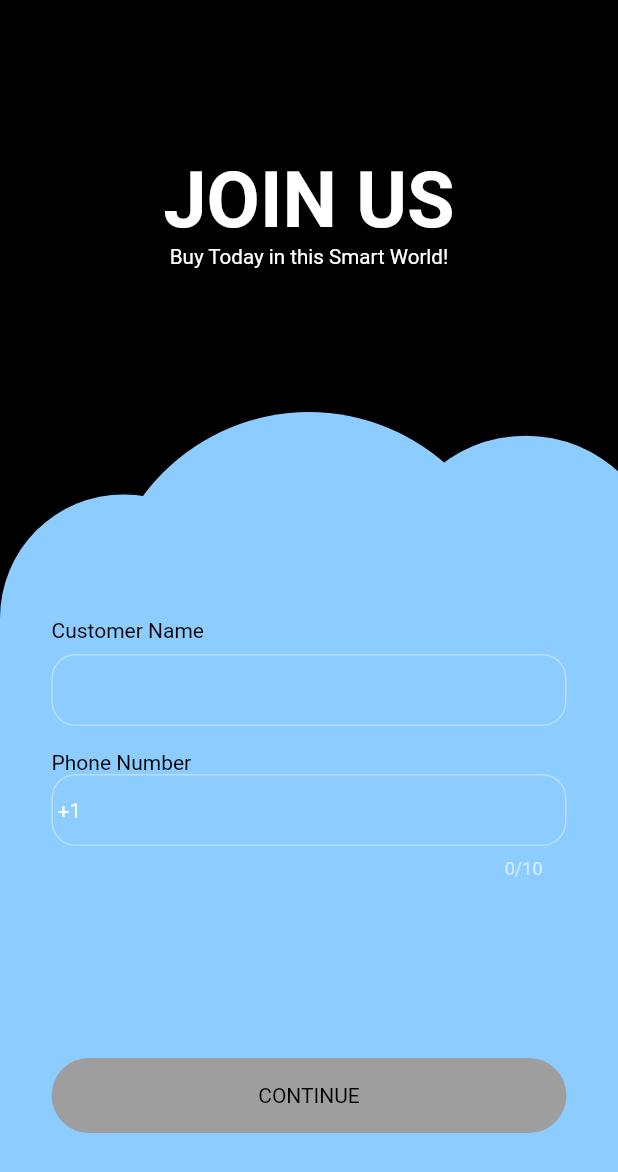
After one commit to NeerajMayilvakanan/vestireApp, a Flutter app: the screen it shows after launch, on a phone screen of 412 x 824 dp. The commit adds this screen. Shown: the top 1172 px of the screen. Run offline on Flutter 3.47's test engine with Material 2 defaults, Android fonts, the light colour scheme and no system bars; drawn by our look-alikes of intl_phone_field; our stand-ins replace cloud_firestore, firebase_auth, firebase_core, firebase_storage, flutter_svg, google_fonts and 2 more; accounts and stored records are empty.

Commit message:
login Customer

```diff
--- a/lib/main.dart
+++ b/lib/main.dart
@@ -1,8 +1,10 @@
+import 'package:firebase_auth/firebase_auth.dart';
 import 'package:flutter/foundation.dart';
 import 'package:flutter/material.dart';
 import 'package:vestire_app/responsive/mobile_screen_layout.dart';
 import 'package:vestire_app/responsive/responsive_layout_screen.dart';
 import 'package:vestire_app/responsive/web_screen_layout.dart';
+import 'package:vestire_app/screens/customer_signup_screen.dart';
 import 'package:vestire_app/screens/login_screen.dart';
 import 'package:vestire_app/screens/signup_screen.dart';
 import 'package:vestire_app/utils/colors.dart';
@@ -35,12 +37,33 @@ class MyApp extends StatelessWidget {
       title: 'Vestire Aparells',
       theme: ThemeData.dark()
           .copyWith(scaffoldBackgroundColor: mobileBackgroundColor),
-      // home: const ResponsiveLayout(
-      //   mobileScreenLayout: MobileScreenLayout(),
-      //   webScreenLayout: WebScreenLayout(),
-      // ));
-      // home: LoginScreen(),
-      home: SignupScreen(),
+
+      // home: StreamBuilder(
+      //     stream: FirebaseAuth.instance.authStateChanges(),
+      //     builder: (context, snapshot) {
+      //       if (snapshot.connectionState == ConnectionState.active) {
+      //         if (snapshot.hasData) {
+      //           return const ResponsiveLayout(
+      //             mobileScreenLayout: MobileScreenLayout(),
+      //             webScreenLayout: WebScreenLayout(),
+      //           );
+      //         } else if (snapshot.hasError) {
+      //           return Center(
+      //             child: Text('Some Internal Error ${snapshot.error}'),
+      //           );
+      //         }
+      //       }
+      //       if (snapshot.connectionState == ConnectionState.waiting) {
+      //         return const Center(
+      //           child: CircularProgressIndicator(
+      //             color: primaryColor,
+      //           ),
+      //         );
+      //       }
+
+      //       return const LoginScreen();
+      //     }),
+      home: CustomerSignupScreen(),
     );
   }
 }
--- /dev/null
+++ b/lib/screens/customer_signup_screen.dart
@@ -0,0 +1,272 @@
+import 'package:flutter/material.dart';
+import 'package:google_fonts/google_fonts.dart';
+import 'package:intl_phone_field/intl_phone_field.dart';
+import 'package:pin_code_fields/pin_code_fields.dart';
+import 'package:vestire_app/utils/colors.dart';
+import 'package:vestire_app/utils/utils.dart';
+
+class CustomerSignupScreen extends StatefulWidget {
+  const CustomerSignupScreen({Key? key}) : super(key: key);
+
+  @override
+  _CustomerSignupScreenState createState() => _CustomerSignupScreenState();
+}
+
+class _CustomerSignupScreenState extends State<CustomerSignupScreen> {
+  TextEditingController customerNameController = TextEditingController();
+  TextEditingController phoneController = TextEditingController();
+  double screenHeight = 0;
+  double screenWidth = 0;
+  double bottom = 0;
+  int screenState = 0;
+
+  @override
+  Widget build(BuildContext context) {
+    screenHeight = MediaQuery.of(context).size.height;
+    screenWidth = MediaQuery.of(context).size.width;
+    bottom = MediaQuery.of(context).viewInsets.bottom;
+
+    return WillPopScope(
+        child: Scaffold(
+          backgroundColor: mobileBackgroundColor,
+          body: SizedBox(
+            height: screenHeight,
+            width: screenWidth,
+            child: Stack(
+              children: [
+                Align(
+                    alignment: Alignment.topCenter,
+                    child: Padding(
+                      padding: EdgeInsets.only(top: screenHeight / 8),
+                      child: Column(
+                        children: [
+                          Text(
+                            'JOIN US',
+                            style: TextStyle(
+                              color: primaryColor,
+                              fontWeight: FontWeight.bold,
+                              fontSize: screenWidth / 8,
+                            ),
+                          ),
+                          Text(
+                            'Buy Today in this Smart World!',
+                            style: TextStyle(
+                              color: primaryColor,
+                              fontSize: screenWidth / 30,
+                            ),
+                          ),
+                        ],
+                      ),
+                    )),
+                Align(alignment: Alignment.centerLeft, child: circle(5)),
+                Transform.translate(
+                  offset: const Offset(30, -30),
+                  child: Align(
+                    alignment: Alignment.centerRight,
+                    child: circle(4.5),
+                  ),
+                ),
+                Center(
+                  child: circle(3),
+                ),
+                Align(
+                  alignment: Alignment.bottomCenter,
+                  child: AnimatedContainer(
+                      height: bottom > 0 ? screenHeight : screenHeight / 2,
+                      width: screenWidth,
+                      color: skyBlueColor,
+                      duration: const Duration(milliseconds: 800),
+                      curve: Curves.fastLinearToSlowEaseIn,
+                      child: Padding(
+                        padding: EdgeInsets.only(
+                          left: screenWidth / 12,
+                          right: screenWidth / 12,
+                          top: bottom > 0 ? screenHeight / 12 : 0,
+                        ),
+                        child: Column(
+                          mainAxisAlignment: MainAxisAlignment.spaceBetween,
+                          children: [
+                            screenState == 0 ? stateRegister() : stateOTP(),
+                            GestureDetector(
+                              onTap: () {
+                                if (customerNameController.text.isEmpty) {
+                                  showSnackBar(
+                                      'Customer Name is Still Empty!', context);
+                                } else if (phoneController.text.isEmpty) {
+                                  showSnackBar(
+                                      'Phone number is still empty!', context);
+                                } else {
+                                  setState(() {
+                                    screenState = 1;
+                                  });
+                                }
+                              },
+                              child: Container(
+                                height: 50,
+                                width: screenWidth,
+                                margin:
+                                    EdgeInsets.only(bottom: screenHeight / 12),
+                                decoration: BoxDecoration(
+                                  color: secondaryColor,
+                                  borderRadius: BorderRadius.circular(50),
+                                ),
+                                child: const Center(
+                                    child: Text(
+                                  'CONTINUE',
+                                  style: TextStyle(color: blackColor),
+                                  // style: GoogleFonts.montserrat(
+                                  //   color: Colors.black87,
+                                  //   fontWeight: FontWeight.bold,
+                                  // ),
+                                )),
+                              ),
+                            )
+                          ],
+                        ),
+                      )),
+                )
+              ],
+            ),
+          ),
+        ),
+        onWillPop: () {
+          setState(() {
+            screenState = 0;
+          });
+          return Future.value(false);
+        });
+  }
+
+  Widget stateRegister() {
+    return Column(crossAxisAlignment: CrossAxisAlignment.start, children: [
+      const Text(
+        "Customer Name",
+        style: TextStyle(color: blackColor),
+        // style: GoogleFonts.montserrat(
+        //   color: Colors.black87,
+        //   fontWeight: FontWeight.bold,
+        // ),
+      ),
+      const SizedBox(
+        height: 8,
+      ),
+      TextFormField(
+        controller: customerNameController,
+        style: const TextStyle(color: blackColor),
+        decoration: InputDecoration(
+            border: OutlineInputBorder(
+              borderSide: const BorderSide(color: blackColor, width: 0.0),
+              borderRadius: BorderRadius.circular(16),
+            ),
+            contentPadding: const EdgeInsets.symmetric(horizontal: 16)),
+      ),
+      const SizedBox(
+        height: 16,
+      ),
+      const Text(
+        "Phone Number",
+        style: TextStyle(color: blackColor),
+        // style: GoogleFonts.montserrat(
+        //   color: Colors.black87,
+        //   fontWeight: FontWeight.bold,
+        // ),
+      ),
+      IntlPhoneField(
+        controller: phoneController,
+        style: const TextStyle(color: blackColor),
+        showCountryFlag: false,
+        showDropdownIcon: false,
+        decoration: InputDecoration(
+            border: OutlineInputBorder(
+              borderRadius: BorderRadius.circular(16),
+            ),
+            contentPadding: const EdgeInsets.symmetric(
+              horizontal: 16,
+            )),
+      )
+    ]);
+  }
+
+  Widget stateOTP() {
+    return Column(crossAxisAlignment: CrossAxisAlignment.center, children: [
+      RichText(
+          textAlign: TextAlign.center,
+          text: TextSpan(children: [
+            const TextSpan(
+                text: "We just sent a code to ",
+                style: TextStyle(color: blackColor, fontSize: 18)),
+            TextSpan(
+                text: phoneController.text,
+                style: const TextStyle(
+                    color: blackColor,
+                    fontSize: 18,
+                    fontWeight: FontWeight.bold)),
+            const TextSpan(
+                text: "\nEnter the code here and we can continue!",
+                style: TextStyle(
+                  color: blackColor,
+                  fontSize: 12,
+                ))
+          ])),
+      const SizedBox(
+        height: 20,
+      ),
+      Padding(
+        padding: EdgeInsets.symmetric(horizontal: screenWidth / 12),
+        child: PinCodeTextField(
+          appContext: context,
+          length: 4,
+          onChanged: (value) {},
+          pinTheme: PinTheme(
+              activeColor: blueColor,
+              selectedColor: primaryColor,
+              inactiveColor: blackColor),
+        ),
+      ),
+      const SizedBox(
+        height: 20,
+      ),
+      RichText(
+          text: TextSpan(children: [
+        TextSpan(
+          children: [
+            const TextSpan(
+              text: "Didn't receive the code? ",
+              style: TextStyle(
+                color: blackColor,
+                fontSize: 12,
+              ),
+            ),
+            WidgetSpan(
+                child: GestureDetector(
+              onTap: (() {
+                setState(() {
+                  screenState = 0;
+                });
+              }),
+              child: const Text(
+                "Resend",
+                style: TextStyle(
+                  color: blackColor,
+                  fontSize: 12,
+                  fontWeight: FontWeight.bold,
+                ),
+              ),
+            )),
+          ],
+        ),
+      ]))
+    ]);
+  }
+
+  Widget circle(double size) {
+    return Container(
+      height: screenHeight / size,
+      width: screenHeight / size,
+      decoration: const BoxDecoration(
+        shape: BoxShape.circle,
+        color: skyBlueColor,
+      ),
+    );
+  }
+}
--- a/lib/utils/colors.dart
+++ b/lib/utils/colors.dart
@@ -6,3 +6,5 @@ const mobileSearchColor = Color.fromRGBO(38, 38, 38, 1);
 const blueColor = Color.fromRGBO(0, 149, 246, 1);
 const primaryColor = Colors.white;
 const secondaryColor = Colors.grey;
+const blackColor = Colors.black;
+const skyBlueColor = Color(0xff8cccff);
--- a/pubspec.yaml
+++ b/pubspec.yaml
@@ -37,7 +37,10 @@ dependencies:
   flutter:
     sdk: flutter
   flutter_svg: ^1.1.5
+  google_fonts: ^3.0.1
   image_picker: ^0.8.6
+  intl_phone_field: ^3.1.0
+  pin_code_fields: ^7.4.0
 
 dev_dependencies:
   flutter_lints: ^2.0.0
```
Also changed, not shown: lib/res/auth_methods.dart (+44 -4 lines), lib/res/storage_methods.dart (added, +20 -0 lines), lib/screens/login_screen.dart (+30 -2 lines), lib/screens/signup_screen.dart (+74 -16 lines), lib/utils/utils.dart (+15 -2 lines), lib/screens/customer_login_screen.dart (added), pubspec.lock, 2 other files.
